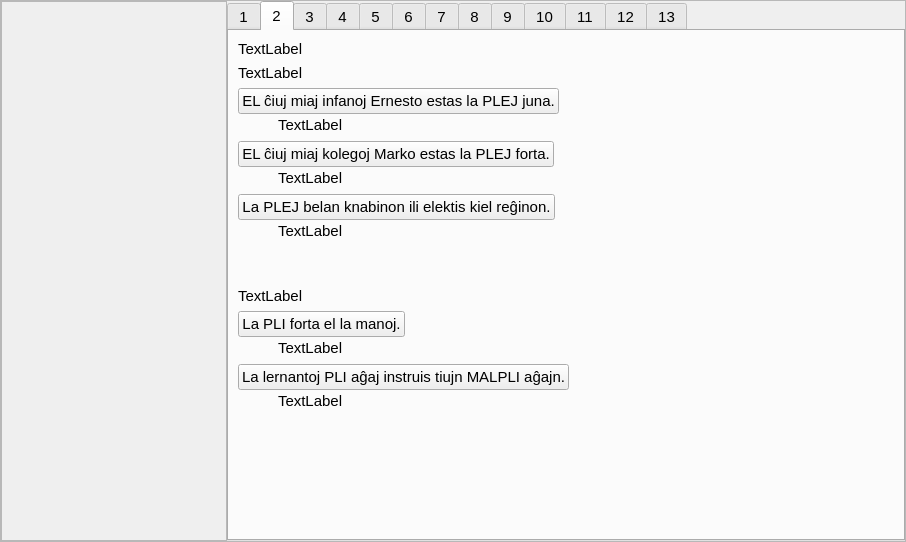
Above: lec08.ui from antono/kurso-de-esperanto before the change. Below: the same form after it.
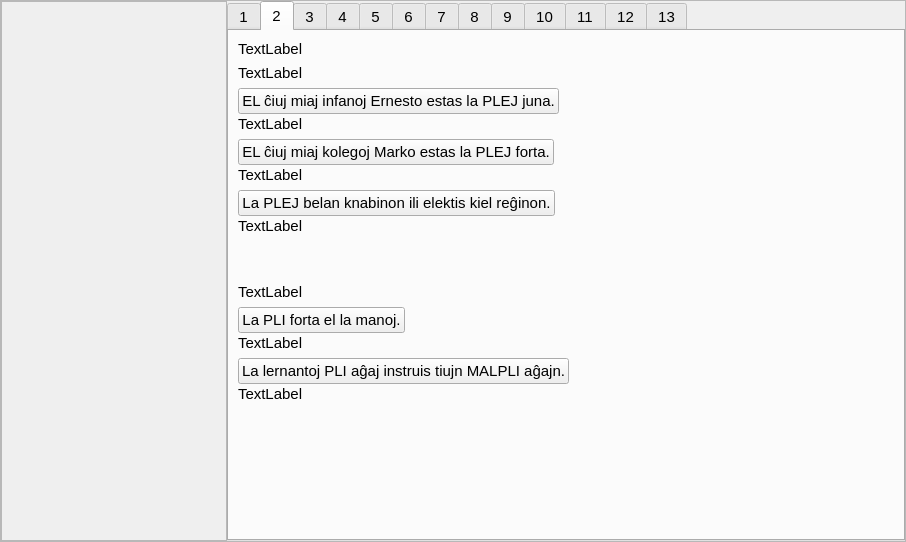
That is the form after the change. The open tabs and pages were chosen to show the change. Icons and pictures are not drawn. Custom widgets are drawn as their Qt base class.

What changed in the file:
```diff
--- a/lec08.ui
+++ b/lec08.ui
@@ -528,22 +528,6 @@
          </item>
          <item>
           <layout class="QHBoxLayout" name="horizontalLayout_499">
-           <item>
-            <spacer name="horizontalSpacer_37">
-             <property name="orientation">
-              <enum>Qt::Horizontal</enum>
-             </property>
-             <property name="sizeType">
-              <enum>QSizePolicy::Fixed</enum>
-             </property>
-             <property name="sizeHint" stdset="0">
-              <size>
-               <width>40</width>
-               <height>20</height>
-              </size>
-             </property>
-            </spacer>
-           </item>
            <item>
             <widget class="QLabel" name="Lec08_Label143">
              <property name="text">
@@ -578,22 +562,6 @@
          </item>
          <item>
           <layout class="QHBoxLayout" name="horizontalLayout_500">
-           <item>
-            <spacer name="horizontalSpacer_38">
-             <property name="orientation">
-              <enum>Qt::Horizontal</enum>
-             </property>
-             <property name="sizeType">
-              <enum>QSizePolicy::Fixed</enum>
-             </property>
-             <property name="sizeHint" stdset="0">
-              <size>
-               <width>40</width>
-               <height>20</height>
-              </size>
-             </property>
-            </spacer>
-           </item>
            <item>
             <widget class="QLabel" name="Lec08_Label144">
              <property name="text">
@@ -628,22 +596,6 @@
          </item>
          <item>
           <layout class="QHBoxLayout" name="horizontalLayout_501">
-           <item>
-            <spacer name="horizontalSpacer_39">
-             <property name="orientation">
-              <enum>Qt::Horizontal</enum>
-             </property>
-             <property name="sizeType">
-              <enum>QSizePolicy::Fixed</enum>
-             </property>
-             <property name="sizeHint" stdset="0">
-              <size>
-               <width>40</width>
-               <height>20</height>
-              </size>
-             </property>
-            </spacer>
-           </item>
            <item>
             <widget class="QLabel" name="Lec08_Label145">
              <property name="text">
@@ -701,22 +653,6 @@
          </item>
          <item>
           <layout class="QHBoxLayout" name="horizontalLayout_502">
-           <item>
-            <spacer name="horizontalSpacer_40">
-             <property name="orientation">
-              <enum>Qt::Horizontal</enum>
-             </property>
-             <property name="sizeType">
-              <enum>QSizePolicy::Fixed</enum>
-             </property>
-             <property name="sizeHint" stdset="0">
-              <size>
-               <width>40</width>
-               <height>20</height>
-              </size>
-             </property>
-            </spacer>
-           </item>
            <item>
             <widget class="QLabel" name="Lec08_Label146">
              <property name="text">
@@ -751,22 +687,6 @@
          </item>
          <item>
           <layout class="QHBoxLayout" name="horizontalLayout_503">
-           <item>
-            <spacer name="horizontalSpacer_41">
-             <property name="orientation">
-              <enum>Qt::Horizontal</enum>
-             </property>
-             <property name="sizeType">
-              <enum>QSizePolicy::Fixed</enum>
-             </property>
-             <property name="sizeHint" stdset="0">
-              <size>
-               <width>40</width>
-               <height>20</height>
-              </size>
-             </property>
-            </spacer>
-           </item>
            <item>
             <widget class="QLabel" name="Lec08_Label147">
              <property name="text">
@@ -6466,27 +6386,22 @@
     <slot>montras_sagon(int)</slot>
    </slots>
   </customwidget>
+  <customwidget>
+   <class>label_sago_reversa</class>
+   <extends>QLabel</extends>
+   <header>label_sago_reversa.h</header>
+  </customwidget>
   <customwidget>
    <class>vortoludo</class>
    <extends>QFrame</extends>
    <header>vortoludo.h</header>
    <container>1</container>
   </customwidget>
-  <customwidget>
-   <class>neklakebla</class>
-   <extends>QPushButton</extends>
-   <header>neklakebla.h</header>
-  </customwidget>
   <customwidget>
    <class>cx_edit</class>
    <extends>QLineEdit</extends>
    <header>cx_edit.h</header>
   </customwidget>
-  <customwidget>
-   <class>label_sago_reversa</class>
-   <extends>QLabel</extends>
-   <header>label_sago_reversa.h</header>
-  </customwidget>
   <customwidget>
    <class>akuzativo</class>
    <extends>QFrame</extends>
@@ -6499,6 +6414,11 @@
    <header>plenigas_spacon.h</header>
    <container>1</container>
   </customwidget>
+  <customwidget>
+   <class>neklakebla</class>
+   <extends>QPushButton</extends>
+   <header>neklakebla.h</header>
+  </customwidget>
  </customwidgets>
  <resources>
   <include location="ikonoj.qrc"/>
```
Left out of the diff: 247 changed lines with no effect on the pictures.
